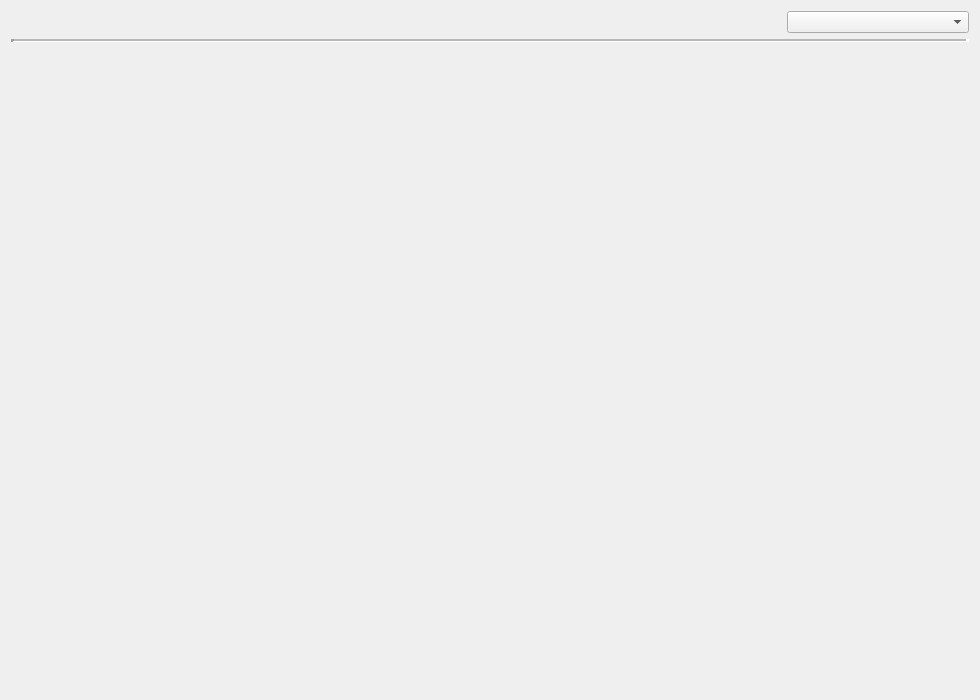
Above: src/apppreviewer.ui from TeamOpenFIRE/OpenFIRE-App before the change. Below: the same form after it.
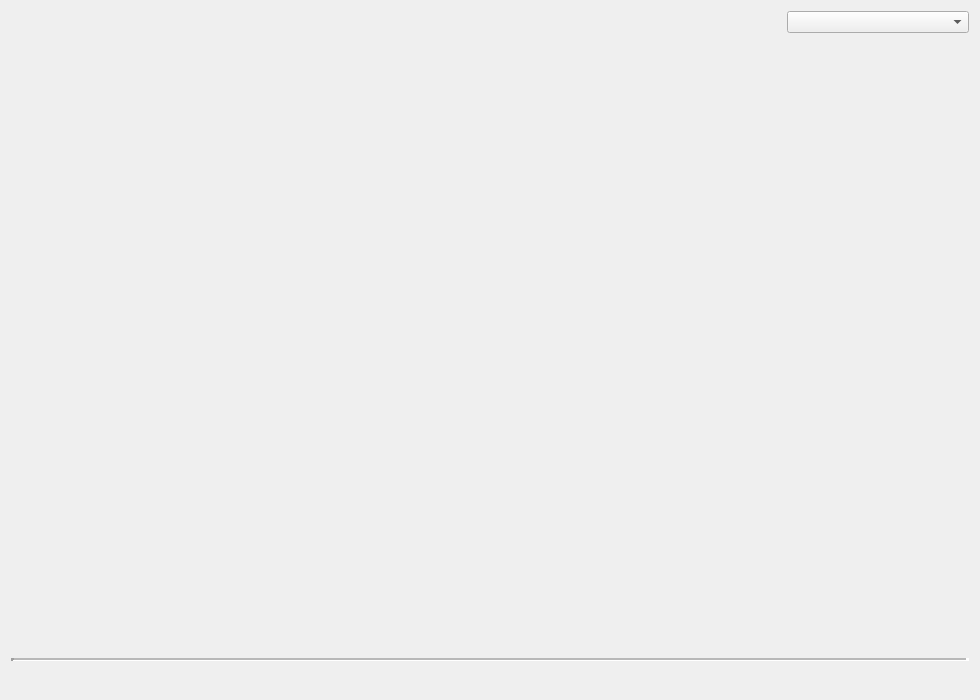
That is the form after the change. Icons and pictures are not drawn.

Commit message: Add scroll area for Previewer window; remove styling for all main scroll areas

The edit to the form file:
```diff
--- a/src/apppreviewer.ui
+++ b/src/apppreviewer.ui
@@ -17,7 +17,7 @@
    <iconset resource="../img/vectors.qrc">
     <normaloff>:/icon/icon.png</normaloff>:/icon/icon.png</iconset>
   </property>
-  <layout class="QVBoxLayout" name="verticalLayout" stretch="0,1,0,0">
+  <layout class="QVBoxLayout" name="verticalLayout" stretch="0,0,0,0">
    <item>
     <layout class="QHBoxLayout" name="selectorLayout">
      <item>
@@ -43,6 +43,48 @@
     </layout>
    </item>
    <item>
+    <widget class="QScrollArea" name="scrollArea">
+     <property name="frameShape">
+      <enum>QFrame::NoFrame</enum>
+     </property>
+     <property name="frameShadow">
+      <enum>QFrame::Plain</enum>
+     </property>
+     <property name="horizontalScrollBarPolicy">
+      <enum>Qt::ScrollBarAlwaysOff</enum>
+     </property>
+     <property name="widgetResizable">
+      <bool>true</bool>
+     </property>
+     <property name="alignment">
+      <set>Qt::AlignCenter</set>
+     </property>
+     <widget class="QWidget" name="scrollAreaWidgetContents">
+      <property name="geometry">
+       <rect>
+        <x>0</x>
+        <y>0</y>
+        <width>962</width>
+        <height>613</height>
+       </rect>
+      </property>
+      <layout class="QVBoxLayout" name="verticalLayout_2">
+       <property name="spacing">
+        <number>0</number>
+       </property>
+       <property name="leftMargin">
+        <number>0</number>
+       </property>
+       <property name="topMargin">
+        <number>0</number>
+       </property>
+       <property name="rightMargin">
+        <number>0</number>
+       </property>
+       <property name="bottomMargin">
+        <number>0</number>
+       </property>
+       <item>
     <layout class="QHBoxLayout" name="PinsLayout">
      <item>
       <layout class="QGridLayout" name="PinsLeft"/>
@@ -58,6 +100,10 @@
       <layout class="QGridLayout" name="PinsRight"/>
      </item>
     </layout>
+       </item>
+      </layout>
+     </widget>
+    </widget>
    </item>
    <item>
     <widget class="Line" name="line">
```
Lines whose indentation alone changed are shown as unchanged. The commit also changes 1 other file.
